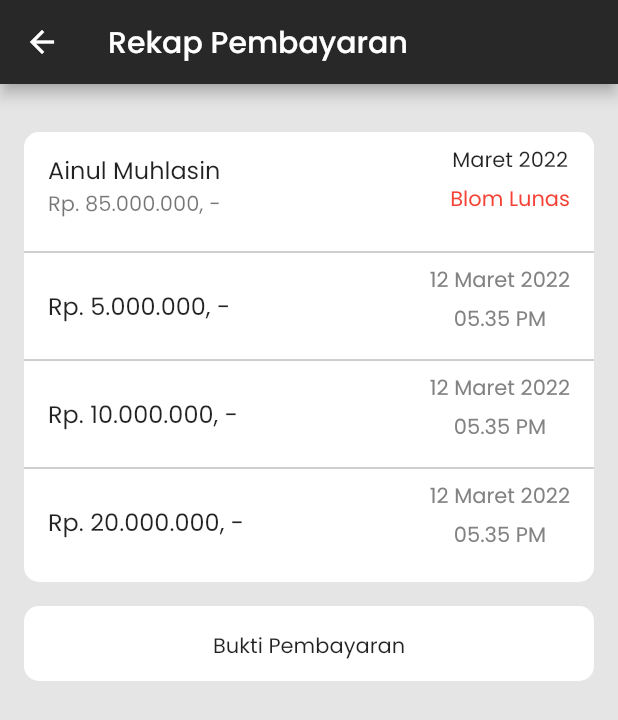
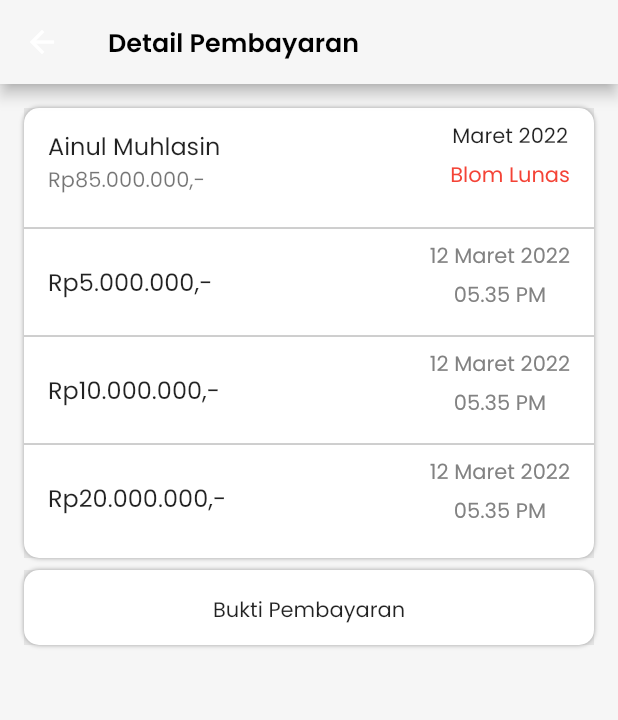
Before and after one commit to AinulM02/WORM, a Flutter app: the screen it shows after launch, item 3 of the bottom bar chosen, after a tap on "Maret 2022", on a phone screen of 412 x 824 dp. Shown: the top 720 px of the screen. Run offline on Flutter 3.47's test engine with Material 2 defaults, Android fonts, the phone set to English and light mode, and no system bars; our stand-ins replace date_time_picker, getwidget; missing offline and left inert: slide_digital_clock.

Commit message:
font padding margin

```diff
--- a/dart/lib/page/detailPayment.dart
+++ b/dart/lib/page/detailPayment.dart
@@ -12,36 +12,47 @@ class detailPayment extends StatefulWidget {
 }
 
 class _detailPayment extends State<detailPayment> {
+
   @override
   Widget build(BuildContext context) {
     // final args = ModalRoute.of(context)!.settings.arguments as int;
     return Scaffold(
-      backgroundColor: Color(0xFFe5e5e5),
       appBar: AppBar(
         title: const Text(
-          "Rekap Pembayaran",
-          style: TextStyle(color: Colors.white),
+          "Detail Pembayaran",
+          style: TextStyle(
+            color: Colors.black,
+            fontSize: 17,
+            fontWeight: FontWeight.w600,
+          ),
         ),
-        backgroundColor: Color.fromARGB(255, 41, 40, 40),
+        backgroundColor: Color.fromRGBO(246, 246, 246, 1),
       ),
       body: ListView(children: <Widget>[
-        Padding(padding: const EdgeInsets.all(16.0)),
+        Padding(padding: const EdgeInsets.all(8)),
         Container(
-          margin: EdgeInsets.only(right: 16, left: 16, bottom: 16),
+          margin: EdgeInsets.only(right: 16, left: 16, bottom: 8),
           height: 300,
           width: 400,
           color: Color(0xFFe5e5e5),
           child: Container(
             decoration: BoxDecoration(
+              color: Colors.white,
               borderRadius: BorderRadius.circular(10),
-              color: Colors.white,
+              boxShadow: const [
+                BoxShadow(
+                  color: Colors.grey,
+                  blurRadius: 2,
+                  offset: Offset(0, 0), // Shadow position
+                ),
+              ],
             ),
             child: ListView(
               children: [
                 ListTile(
                   title: Text("Ainul Muhlasin"),
                   subtitle: Text(
-                    "Rp. 85.000.000, -",
+                    "Rp85.000.000,-",
                     maxLines: 2,
                     overflow: TextOverflow.ellipsis,
                   ),
@@ -67,7 +78,7 @@ class _detailPayment extends State<detailPayment> {
                   color: Colors.grey,
                 ),
                 ListTile(
-                  title: Text("Rp. 5.000.000, -"),
+                  title: Text("Rp5.000.000,-"),
                   trailing: Row(
                     mainAxisSize: MainAxisSize.min,
                     children: <Widget>[
@@ -91,7 +102,7 @@ class _detailPayment extends State<detailPayment> {
                   color: Colors.grey,
                 ),
                 ListTile(
-                  title: Text("Rp. 10.000.000, -"),
+                  title: Text("Rp10.000.000,-"),
                   trailing: Row(
                     mainAxisSize: MainAxisSize.min,
                     children: <Widget>[
@@ -115,7 +126,7 @@ class _detailPayment extends State<detailPayment> {
                   color: Colors.grey,
                 ),
                 ListTile(
-                    title: Text("Rp. 20.000.000, -"),
+                    title: Text("Rp20.000.000,-"),
                     trailing: Row(
                       mainAxisSize: MainAxisSize.min,
                       children: <Widget>[
@@ -146,8 +157,15 @@ class _detailPayment extends State<detailPayment> {
           color: Color(0xFFe5e5e5),
           child: Container(
               decoration: BoxDecoration(
+                color: Colors.white,
                 borderRadius: BorderRadius.circular(10),
-                color: Colors.white,
+                boxShadow: const [
+                  BoxShadow(
+                    color: Colors.grey,
+                    blurRadius: 2,
+                    offset: Offset(0, 0), // Shadow position
+                  ),
+                ],
               ),
               child: Column(
                 children: [
@@ -159,10 +177,10 @@ class _detailPayment extends State<detailPayment> {
                     textAlign: TextAlign.center,
                   ),
                 ],
-              )),
+              )
+          ),
         )
       ]),
-      // bottomNavigationBar: const navbar(),
     );
   }
 }
--- a/dart/lib/page/jadwalPage.dart
+++ b/dart/lib/page/jadwalPage.dart
@@ -10,6 +10,7 @@ class jadwalPage extends StatefulWidget {
 }
 
 class _jadwalPageState extends State<jadwalPage> {
+
   @override
   Widget build(BuildContext context) {
     return Scaffold(
@@ -17,7 +18,7 @@ class _jadwalPageState extends State<jadwalPage> {
         const Padding(padding: EdgeInsets.all(18.0)),
         Container(
           margin: const EdgeInsets.only(right: 16, left: 16),
-          height: 77,
+          height: 87,
           decoration: BoxDecoration(
             color: Colors.white,
             borderRadius: BorderRadius.circular(10),
@@ -36,20 +37,20 @@ class _jadwalPageState extends State<jadwalPage> {
                   "Progress",
                   textAlign: TextAlign.left,
                   style: TextStyle(
-                      fontSize: 15,
+                      fontSize: 16,
                       color: Colors.black,
-                      fontWeight: FontWeight.normal),
+                      fontWeight: FontWeight.w500),
                 ),
                 trailing: Text(
                   "80%",
-                  style: TextStyle(fontWeight: FontWeight.bold),
+                  style: TextStyle(fontWeight: FontWeight.w500),
                 ),
               ),
               GFProgressBar(
                 margin: const EdgeInsets.only(right: 16, left: 16),
                 percentage: 0.8,
                 lineHeight: 10,
-                backgroundColor: const Color.fromARGB(255, 209, 209, 209),
+                backgroundColor: const Color.fromRGBO(255, 255, 255, 1),
                 progressBarColor: const Color.fromRGBO(254, 204, 118, 1),
               )
             ],
@@ -73,13 +74,11 @@ class _jadwalPageState extends State<jadwalPage> {
           child: ListView(
             children: <Widget>[
               Container(
-                margin: const EdgeInsets.only(bottom: 16),
                 alignment: Alignment.center,
                 child: const Text(
                   "Jadwal Kegiatan",
                   style: TextStyle(
-                    color: Color.fromARGB(255, 24, 24, 24),
-                    fontWeight: FontWeight.bold,
+                    fontWeight: FontWeight.w500,
                     fontSize: 16,
                   ),
                 ),
@@ -90,9 +89,6 @@ class _jadwalPageState extends State<jadwalPage> {
                   "Progres sudah selesai",
                 ),
                 trailing: Text("10.00 PM"),
-                // onTap: (){
-                //   Navigator.pus
-                // },
                 onTap: () => Navigator.push(context,
                     MaterialPageRoute(builder: (context) {
                   return const tambahJadwal();
--- a/dart/lib/page/myHomePage.dart
+++ b/dart/lib/page/myHomePage.dart
@@ -20,7 +20,10 @@ class _MyHomePageState extends State<MyHomePage> {
           const Text(
             "Hi, Ainul",
             textAlign: TextAlign.start,
-            style: TextStyle(fontSize: 16, fontWeight: FontWeight.normal),
+            style: TextStyle(
+              fontSize: 16,
+              fontWeight: FontWeight.w500
+            ),
           ),
           const SizedBox(
             height: 10,
@@ -45,7 +48,7 @@ class _MyHomePageState extends State<MyHomePage> {
 
           Container(
             margin: const EdgeInsets.only(right: 16, left: 16),
-            height: 77,
+            height: 87,
             decoration: BoxDecoration(
               color: Colors.white,
               borderRadius: BorderRadius.circular(10),
@@ -64,20 +67,19 @@ class _MyHomePageState extends State<MyHomePage> {
                     "Progress",
                     textAlign: TextAlign.left,
                     style: TextStyle(
-                        fontSize: 15,
-                        color: Colors.black,
-                        fontWeight: FontWeight.normal),
+                        fontSize: 16,
+                        fontWeight: FontWeight.w500),
                   ),
                   trailing: Text(
                     "80%",
-                    style: TextStyle(fontWeight: FontWeight.bold),
+                    style: TextStyle(fontWeight: FontWeight.w500),
                   ),
                 ),
                 GFProgressBar(
                   margin: const EdgeInsets.only(right: 16, left: 16),
                   percentage: 0.8,
                   lineHeight: 10,
-                  backgroundColor: const Color.fromARGB(255, 209, 209, 209),
+                  backgroundColor: const Color.fromRGBO(255, 255, 255, 1),
                   progressBarColor: const Color.fromRGBO(254, 204, 118, 1),
                 )
               ],
@@ -103,13 +105,11 @@ class _MyHomePageState extends State<MyHomePage> {
             child: ListView(
               children: <Widget>[
                 Container(
-                  margin: const EdgeInsets.only(bottom: 16),
                   alignment: Alignment.center,
                   child: const Text(
                     "Jadwal Kegiatan",
                     style: TextStyle(
-                      color: Color.fromARGB(255, 24, 24, 24),
-                      fontWeight: FontWeight.bold,
+                      fontWeight: FontWeight.w500,
                       fontSize: 16,
                     ),
                   ),
--- a/dart/lib/page/payment.dart
+++ b/dart/lib/page/payment.dart
@@ -11,6 +11,7 @@ class payment extends StatefulWidget {
 }
 
 class _payment extends State<payment> {
+
   @override
   Widget build(BuildContext context) {
     return Scaffold(
@@ -18,17 +19,18 @@ class _payment extends State<payment> {
         title: const Text(
           "Rekap Pembayaran",
           style: TextStyle(
-            color: Colors.white,
-            fontSize: 18,
+            color: Colors.black,
+            fontSize: 17,
+            fontWeight: FontWeight.w600,
           ),
         ),
-        backgroundColor: const Color.fromARGB(255, 41, 40, 40),
+        backgroundColor: Color.fromRGBO(246, 246, 246, 1),
       ),
       body: Column(children: [
-        const Padding(padding: EdgeInsets.all(16.0)),
+        const Padding(padding: EdgeInsets.all(8)),
         InkWell(
           child: Container(
-            margin: const EdgeInsets.only(right: 16, left: 16, bottom: 16),
+            margin: const EdgeInsets.only(right: 16, left: 16, bottom: 8),
             height: 220,
             width: 400,
             color: const Color(0xFFe5e5e5),
@@ -59,7 +61,7 @@ class _payment extends State<payment> {
                   ListTile(
                     title: Text("Wedding Organize"),
                     subtitle: Text(
-                      "Rp. 100.000.000, -",
+                      "Rp100.000.000,-",
                       maxLines: 2,
                       overflow: TextOverflow.ellipsis,
                     ),
@@ -73,7 +75,7 @@ class _payment extends State<payment> {
                       style: TextStyle(color: Color(0xFF666D66)),
                     ),
                     trailing: Text(
-                      "Rp. 20.000, -",
+                      "Rp20.000,-",
                       style: TextStyle(color: Colors.green),
                     ),
                   ),
@@ -88,7 +90,7 @@ class _payment extends State<payment> {
         ),
         InkWell(
           child: Container(
-            margin: const EdgeInsets.only(right: 16, left: 16, bottom: 16),
+            margin: const EdgeInsets.only(right: 16, left: 16, bottom: 8),
             height: 220,
             width: 400,
             color: const Color(0xFFe5e5e5),
@@ -119,7 +121,7 @@ class _payment extends State<payment> {
                   ListTile(
                     title: Text("Wedding Organize"),
                     subtitle: Text(
-                      "Rp. 100.000.000, -",
+                      "Rp100.000.000,-",
                       maxLines: 2,
                       overflow: TextOverflow.ellipsis,
                     ),
@@ -133,7 +135,7 @@ class _payment extends State<payment> {
                       style: TextStyle(color: Color(0xFF666D66)),
                     ),
                     trailing: Text(
-                      "Rp. 100.000.000, -",
+                      "Rp100.000.000,-",
                       style: TextStyle(color: Color(0xFF828282)),
                     ),
                   ),
```
